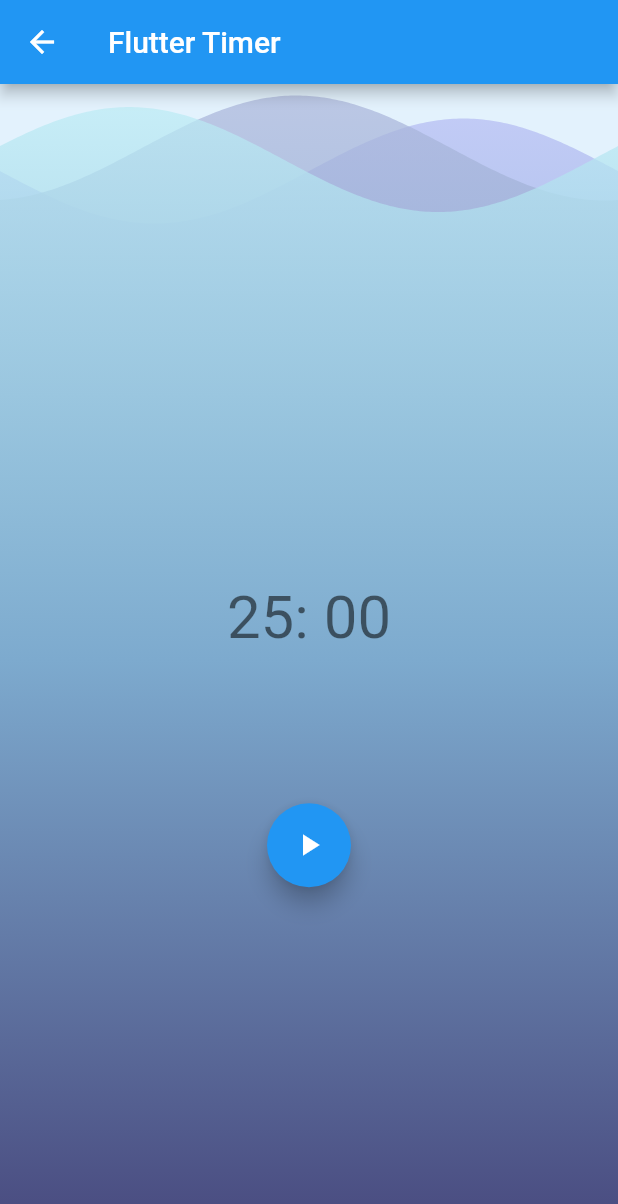
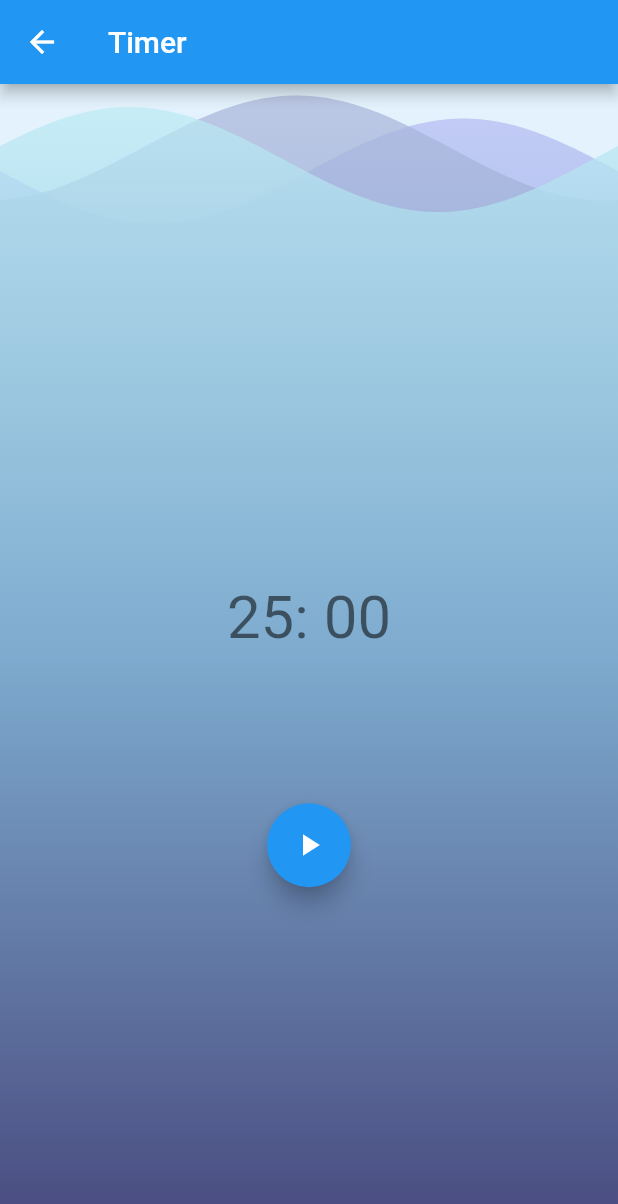
Before and after one commit to devhasanalhamed/bloc_patterns, a Flutter app: the TimerView screen opened directly, on a phone screen of 412 x 824 dp. Shown: the top 1204 px of the screen. Run offline on Flutter 3.47's test engine with Material 2 defaults, Android fonts, the phone set to English and light mode, and no system bars; drawn by our look-alikes of wave; our stand-ins replace bloc, equatable, flutter_bloc.

Commit message:
Update timer_page.dart

```diff
--- a/lib/timer_app/timer/view/timer_page.dart
+++ b/lib/timer_app/timer/view/timer_page.dart
@@ -23,7 +23,7 @@ class TimerView extends StatelessWidget {
   @override
   Widget build(BuildContext context) {
     return Scaffold(
-      appBar: AppBar(title: const Text('Flutter Timer')),
+      appBar: AppBar(title: const Text('Timer')),
       body: const Stack(
         children: [
           Background(),
```
